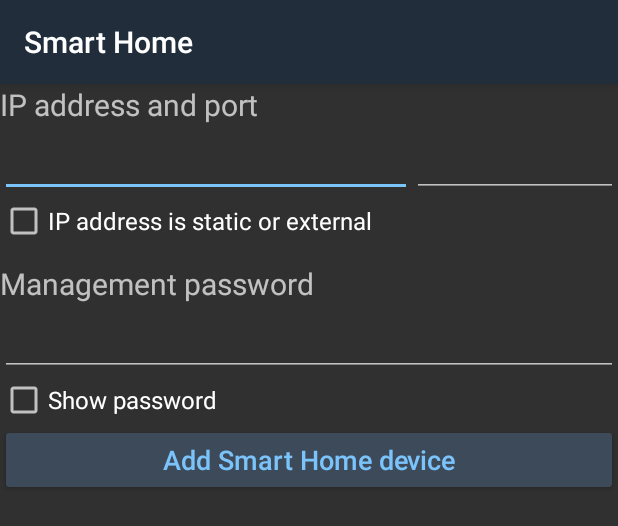
After one commit to Tsar/smart_home, an Android app: the layout configured_device_params.xml on its own in the app's theme, with its tools: preview values and no code run, on a phone screen of 412 x 824 dp. The commit adds this screen. Shown: the top 526 px of the screen. Run offline under Robolectric (Android 15) with nearby library versions, the phone set to English and light mode, and no system bars; network calls fail.

Commit message:
App: Screen with IP and password of configured device. Adding such device not implemented yet

```diff
--- a/App/app/src/main/java/ru/tsar_ioann/smarthome/ScreenId.java
+++ b/App/app/src/main/java/ru/tsar_ioann/smarthome/ScreenId.java
@@ -7,5 +7,6 @@ public enum ScreenId {
     CONNECTING_FRESH_DEVICE,
     HOME_NETWORK_SETTINGS,
     DEVICE_CONNECTED,
-    CONFIGURED_DEVICES
+    CONFIGURED_DEVICES,
+    CONFIGURED_DEVICE_PARAMS
 }
--- a/App/app/src/main/java/ru/tsar_ioann/smarthome/ScreenLauncher.java
+++ b/App/app/src/main/java/ru/tsar_ioann/smarthome/ScreenLauncher.java
@@ -42,6 +42,9 @@ public class ScreenLauncher {
             case CONFIGURED_DEVICES:
                 currentScreen = new ConfiguredDevices(commonData);
                 break;
+            case CONFIGURED_DEVICE_PARAMS:
+                currentScreen = new ConfiguredDeviceParams(commonData);
+                break;
         }
         menuVisibilityChanger.setMenuVisibility(currentScreen.shouldMenuBeVisible());
         currentScreenId = screenId;
--- a/App/app/src/main/res/layout/activity_main.xml
+++ b/App/app/src/main/res/layout/activity_main.xml
@@ -14,5 +14,6 @@
     <include layout="@layout/home_network_settings" />
     <include layout="@layout/device_connected" />
     <include layout="@layout/configured_devices" />
+    <include layout="@layout/configured_device_params" />
 
 </ViewFlipper>
--- /dev/null
+++ b/App/app/src/main/res/layout/configured_device_params.xml
@@ -0,0 +1,71 @@
+<?xml version="1.0" encoding="utf-8"?>
+<LinearLayout xmlns:android="http://schemas.android.com/apk/res/android"
+    xmlns:tools="http://schemas.android.com/tools"
+    android:orientation="vertical"
+    android:layout_width="match_parent"
+    android:layout_height="match_parent">
+
+    <TextView
+        android:layout_width="match_parent"
+        android:layout_height="wrap_content"
+        android:text="@string/ip_address_and_port" />
+
+    <LinearLayout
+        android:layout_width="match_parent"
+        android:layout_height="wrap_content"
+        android:orientation="horizontal">
+
+        <EditText
+            android:id="@+id/edtCfgDevIpAddress"
+            android:layout_width="0dp"
+            android:layout_height="wrap_content"
+            android:layout_weight="2"
+            android:inputType="text"
+            android:maxLength="15"
+            tools:ignore="Autofill,LabelFor" />
+
+        <EditText
+            android:id="@+id/edtCfgDevPort"
+            android:layout_width="0dp"
+            android:layout_height="wrap_content"
+            android:layout_weight="1"
+            android:inputType="numberSigned"
+            android:maxLength="5"
+            tools:ignore="Autofill,LabelFor" />
+
+    </LinearLayout>
+
+    <CheckBox
+        android:id="@+id/cbCfgDevIpIsStatic"
+        android:layout_width="match_parent"
+        android:layout_height="wrap_content"
+        android:layout_marginBottom="12dp"
+        android:textSize="16sp"
+        android:text="@string/ip_address_is_static_or_external" />
+
+    <TextView
+        android:layout_width="match_parent"
+        android:layout_height="wrap_content"
+        android:text="@string/management_password" />
+
+    <EditText
+        android:id="@+id/edtCfgDevPassword"
+        android:layout_width="match_parent"
+        android:layout_height="wrap_content"
+        android:inputType="textPassword"
+        tools:ignore="Autofill,LabelFor" />
+
+    <CheckBox
+        android:id="@+id/cbShowCfgDevPassword"
+        android:layout_width="match_parent"
+        android:layout_height="wrap_content"
+        android:textSize="16sp"
+        android:text="@string/show_password" />
+
+    <Button
+        android:id="@+id/btnAddDevice"
+        android:layout_width="match_parent"
+        android:layout_height="wrap_content"
+        android:text="@string/add_smart_home_device" />
+
+</LinearLayout>
--- a/App/app/src/main/res/layout/home_network_settings.xml
+++ b/App/app/src/main/res/layout/home_network_settings.xml
@@ -6,7 +6,6 @@
     android:layout_height="match_parent">
 
     <TextView
-        android:id="@+id/txtNetworkSsid"
         android:layout_width="match_parent"
         android:layout_height="wrap_content"
         android:text="@string/network_ssid" />
@@ -15,13 +14,10 @@
         android:id="@+id/edtNetworkSsid"
         android:layout_width="match_parent"
         android:layout_height="wrap_content"
-        android:fontFamily="monospace"
         android:inputType="text"
-        android:textSize="20sp"
         tools:ignore="Autofill,LabelFor" />
 
     <TextView
-        android:id="@+id/txtPassphrase"
         android:layout_width="match_parent"
         android:layout_height="wrap_content"
         android:text="@string/passphrase" />
@@ -30,9 +26,7 @@
         android:id="@+id/edtPassphrase"
         android:layout_width="match_parent"
         android:layout_height="wrap_content"
-        android:fontFamily="monospace"
         android:inputType="textPassword"
-        android:textSize="20sp"
         tools:ignore="Autofill,LabelFor" />
 
     <CheckBox
--- a/App/app/src/main/res/values/strings.xml
+++ b/App/app/src/main/res/values/strings.xml
@@ -33,4 +33,9 @@
     <string name="input_device_ip_manually">Input device\'s IP address manually</string>
     <string name="search_configured_finished_nothing_found">Search for configured devices has finished.\n\nConfigured and not added earlier devices were not found.</string>
     <string name="search_configured_finished_choose_device">Search for configured devices has finished.\n\nIf you see needed device in the list, tap it.</string>
+    <string name="ip_address_and_port">IP address and port</string>
+    <string name="ip_address_is_static_or_external">IP address is static or external</string>
+    <string name="management_password">Management password</string>
+    <string name="show_password">Show password</string>
+    <string name="add_smart_home_device">Add Smart Home device</string>
 </resources>
--- a/App/app/src/main/res/values/styles.xml
+++ b/App/app/src/main/res/values/styles.xml
@@ -6,6 +6,7 @@
         <item name="android:colorAccent">#7BC4FB</item>
         <item name="android:buttonStyle">@style/ButtonStyle</item>
         <item name="android:textViewStyle">@style/TextViewStyle</item>
+        <item name="android:editTextStyle">@style/EditTextStyle</item>
         <item name="android:seekBarStyle">@style/SeekBarStyle</item>
         <item name="android:switchStyle">@style/SwitchStyle</item>
     </style>
@@ -16,6 +17,10 @@
         <item name="android:textSize">18sp</item>
     </style>
     <style name="TextViewStyle" parent="android:style/Widget.Material.TextView">
+        <item name="android:textSize">20sp</item>
+    </style>
+    <style name="EditTextStyle" parent="android:style/Widget.Material.EditText">
+        <item name="android:fontFamily">monospace</item>
         <item name="android:textSize">20sp</item>
     </style>
     <style name="SeekBarStyle" parent="android:style/Widget.Material.SeekBar">
```
Also changed, not shown: App/app/src/main/java/ru/tsar_ioann/smarthome/screens/ConfiguredDeviceParams.java (added, +79 -0 lines), App/app/src/main/java/ru/tsar_ioann/smarthome/screens/ConfiguredDevices.java (+8 -2 lines), 1 other file.
